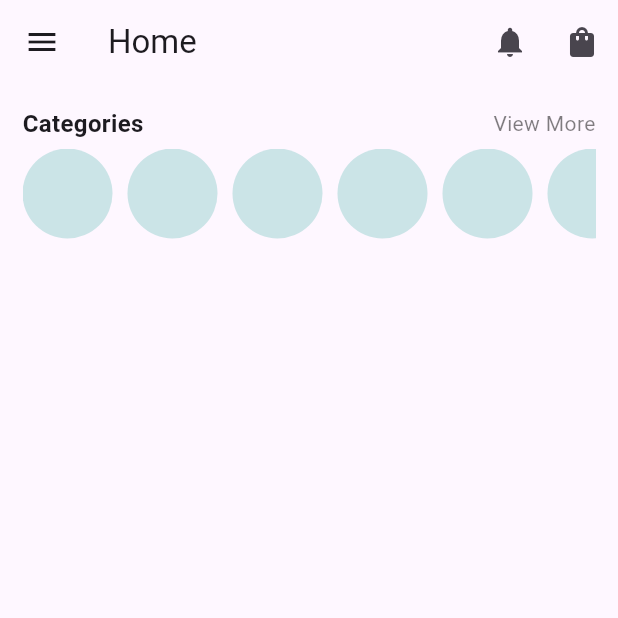
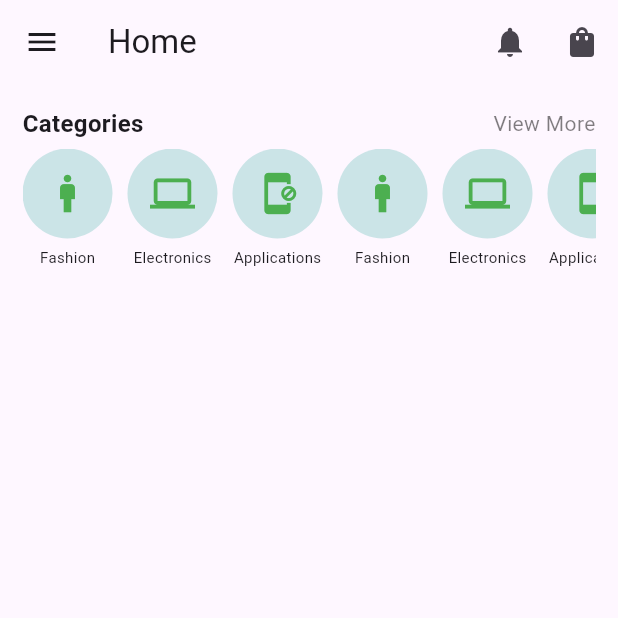
Before and after one commit to Seyam7/eCommerce_flutter, a Flutter app: the HomeScreen screen opened directly, on a phone screen of 412 x 824 dp, the top half of it. Run offline on Flutter 3.47's test engine with Material 3 defaults, Android fonts, the phone set to English and light mode, and no system bars; our stand-ins replace get.

Commit message:
category design complete in home page

```diff
--- a/lib/views/home/home_screen.dart
+++ b/lib/views/home/home_screen.dart
@@ -29,6 +29,9 @@ class HomeScreen extends StatelessWidget {
         children: [
           //category
           CategorySection(),
+
+          //slider
+
         ],
       ),
     );
--- a/lib/views/home/sections/category_section.dart
+++ b/lib/views/home/sections/category_section.dart
@@ -5,6 +5,44 @@ class CategorySection extends StatelessWidget {
 
   @override
   Widget build(BuildContext context) {
+    List<Map> categories = [
+      {
+        'name' : 'Fashion',
+        'icon' : Icons.man,
+      },
+      {
+        'name' : 'Electronics',
+        'icon' : Icons.computer,
+      },
+      {
+        'name' : 'Applications',
+        'icon' : Icons.app_blocking,
+      },
+      {
+        'name' : 'Fashion',
+        'icon' : Icons.man,
+      },
+      {
+        'name' : 'Electronics',
+        'icon' : Icons.computer,
+      },
+      {
+        'name' : 'Applications',
+        'icon' : Icons.app_blocking,
+      },
+      {
+        'name' : 'Fashion',
+        'icon' : Icons.man,
+      },
+      {
+        'name' : 'Electronics',
+        'icon' : Icons.computer,
+      },
+      {
+        'name' : 'Applications',
+        'icon' : Icons.app_blocking,
+      },
+    ];
     return Padding(
       padding: const EdgeInsets.all(15.0),
       child: Column(
@@ -33,7 +71,7 @@ class CategorySection extends StatelessWidget {
           SizedBox(
             height: 150,
             child: ListView.separated(
-              itemBuilder: (_,index){
+              itemBuilder: (_, index) {
                 return Column(
                   children: [
                     Container(
@@ -43,14 +81,26 @@ class CategorySection extends StatelessWidget {
                         color: Colors.teal.withOpacity(.2),
                         shape: BoxShape.circle,
                       ),
+                      child: Icon(
+                        categories[index]['icon'],
+                        color: Colors.green,
+                        size: 30,
+                      ),
+                    ),
+                    SizedBox(height: 5,),
+                    Text(
+                      categories[index]['name'],
+                      style: TextStyle(fontSize: 10,),
                     ),
                   ],
                 );
               },
-              itemCount: 7,
+              itemCount: categories.length,
               scrollDirection: Axis.horizontal,
-              separatorBuilder: (_,index){
-                return SizedBox(width: 10,);
+              separatorBuilder: (_, index) {
+                return SizedBox(
+                  width: 10,
+                );
               },
             ),
           ),
```
